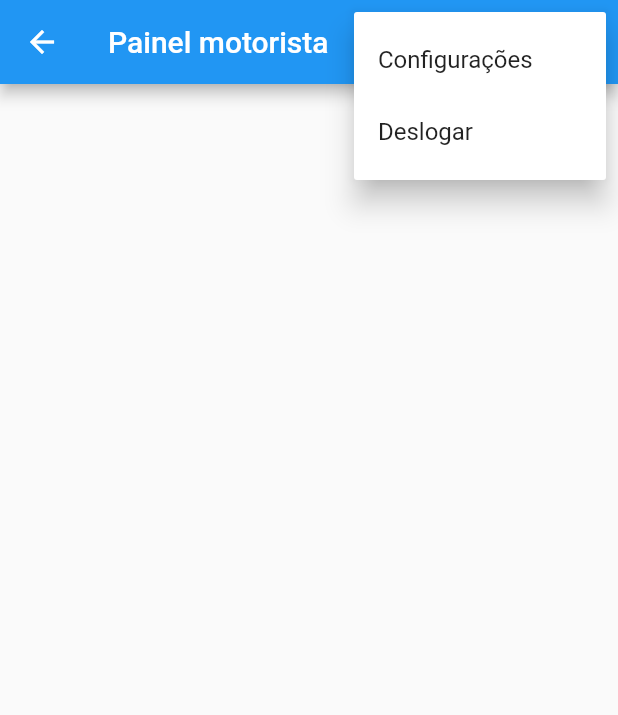
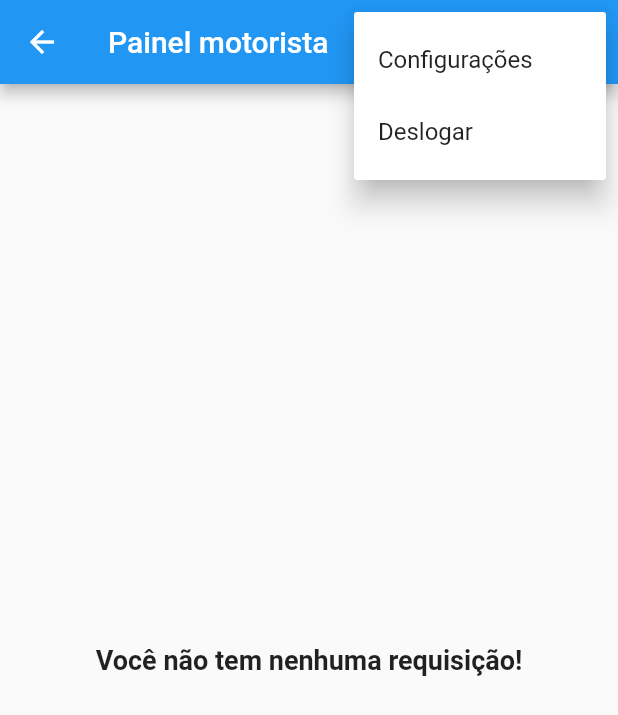
Before and after one commit to davif10/uber-flutter-dart, a Flutter app: the PainelMotorista screen opened by its route, after a tap on the "more vert" icon, on a phone screen of 412 x 824 dp. Shown: the top 715 px of the screen. Run offline on Flutter 3.47's test engine with Material 2 defaults, Android fonts, the phone set to English and light mode, and no system bars; our stand-ins replace cloud_firestore, firebase_auth, geolocator, google_maps_flutter; accounts and stored records are empty; statements that could not run were skipped.

Commit message:
-Listando requisicoes para o motorista

```diff
--- a/uber/lib/telas/PainelMotorista.dart
+++ b/uber/lib/telas/PainelMotorista.dart
@@ -1,5 +1,9 @@
+import 'dart:async';
+
+import 'package:cloud_firestore/cloud_firestore.dart';
 import 'package:firebase_auth/firebase_auth.dart';
 import 'package:flutter/material.dart';
+import 'package:uber/util/StatusRequisicao.dart';
 class PainelMotorista extends StatefulWidget {
 
   @override
@@ -10,6 +14,9 @@ class _PainelMotoristaState extends State<PainelMotorista> {
   List<String> itensMenu = [
     "Configurações", "Deslogar"
   ];
+  final _controller = StreamController<QuerySnapshot>.broadcast();
+  Firestore db = Firestore.instance;
+
   _escolhaMenuItem(String escolha){
     switch(escolha){
       case "Deslogar":
@@ -26,8 +33,41 @@ class _PainelMotoristaState extends State<PainelMotorista> {
     Navigator.pushReplacementNamed(context, "/");
   }
 
+  Stream<QuerySnapshot>_adicionarListenerRequisicoes(){
+    final stream = db.collection("requisicoes")
+        .where("status", isEqualTo: StatusRequisicao.AGUARDANDO)
+        .snapshots();
+
+    stream.listen((dados) {
+      _controller.add(dados);
+    });
+  }
+
+  @override
+  void initState() {
+    super.initState();
+
+    _adicionarListenerRequisicoes();
+  }
+
   @override
   Widget build(BuildContext context) {
+    var mensagemCarregando = Center(
+      child: Column(
+        children: [
+          Text("Carregando requisições"),
+          CircularProgressIndicator()
+        ],
+      ),
+    );
+
+    var mensagemNaoTemDados = Center(
+      child: Text("Você não tem nenhuma requisição!",style: TextStyle(
+        fontSize: 18,
+        fontWeight: FontWeight.bold
+      ),),
+    );
+
     return Scaffold(
       appBar: AppBar(
         title: Text("Painel motorista"),
@@ -46,7 +86,52 @@ class _PainelMotoristaState extends State<PainelMotorista> {
           )
         ],
       ),
-      body: Container(),
+      body: StreamBuilder<QuerySnapshot>(
+        stream: _controller.stream,
+        builder: (context, snapshot){
+            switch(snapshot.connectionState){
+              case ConnectionState.none:
+
+              case ConnectionState.waiting:
+                return mensagemCarregando;
+                break;
+              case ConnectionState.active:
+
+              case ConnectionState.done:
+                if(snapshot.hasError){
+                    return Text("Erro ao carregar os dados!");
+                }else{
+                  QuerySnapshot querySnapshot = snapshot.data;
+                  if(querySnapshot.documents.length == 0){
+                    return mensagemNaoTemDados;
+                  }else{
+                    return ListView.separated(
+                        itemBuilder: (context, indice){
+                          List<DocumentSnapshot> requisicoes = querySnapshot.documents.toList();
+                          DocumentSnapshot item = requisicoes[indice];
+
+                          String idRequisicao = item["id"];
+                          String nomePassageiro = item["passageiro"]["nome"];
+                          String rua = item["destino"]["rua"];
+                          String numero = item["destino"]["numero"];
+
+                          return ListTile(
+                            title: Text(nomePassageiro),
+                            subtitle: Text("Destino: $rua, $numero"),
+                          );
+                        },
+                        separatorBuilder: (context, indice) => Divider(
+                          height: 2,
+                          color: Colors.grey,
+                        ),
+                        itemCount: querySnapshot.documents.length
+                    );
+                  }
+                }
+                break;
+            }
+        },
+      ),
     );
   }
 }
```
